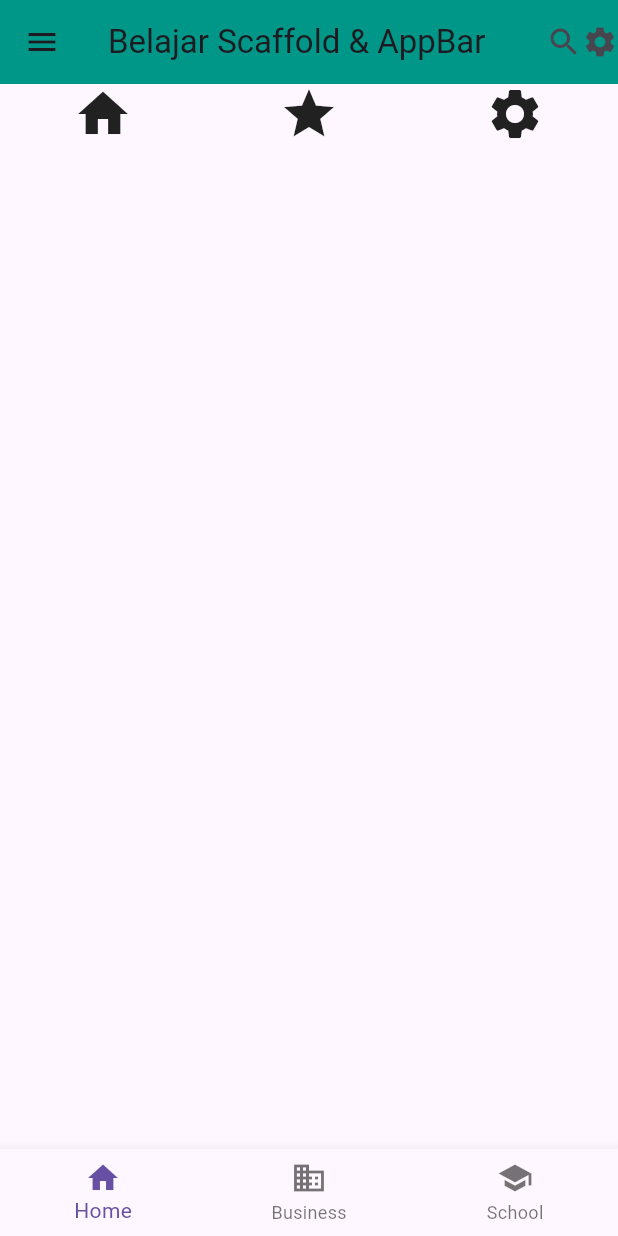
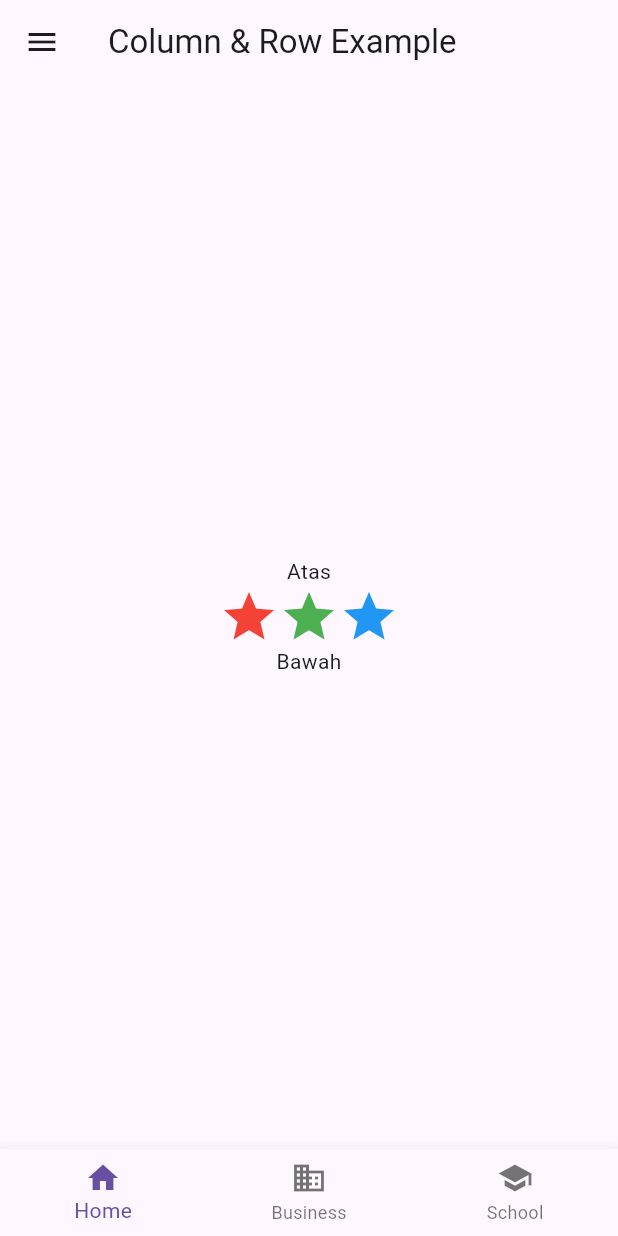
Before and after one commit to Alyaajeng/pem_mobile, a Flutter app: the screen it shows after launch, on a phone screen of 412 x 824 dp. Run offline on Flutter 3.47's test engine with Material 3 defaults, Android fonts, the phone set to English and light mode, and no system bars; our stand-ins replace just_audio.

Commit message:
P6 - Dasar Widget Column & Row

```diff
--- a/flutter/pertemuan6/pertemuan6/lib/main.dart
+++ b/flutter/pertemuan6/pertemuan6/lib/main.dart
@@ -11,22 +11,23 @@ class AlyaApp extends StatelessWidget {
       title: "AlyaApp",
       home: Scaffold(
         appBar: AppBar(
-          title: Text("Belajar Scaffold & AppBar"),
-          backgroundColor: Colors.teal,
-          leading: const Icon(Icons.menu),
-          actions: const [
-            Icon(Icons.search),
-            Icon(Icons.settings),
-            // Icon(Icons.more_vert),
-          ],
-        ),
-        body: Row(
-          mainAxisAlignment: MainAxisAlignment.spaceAround,
-          children: const [
-            Icon(Icons.home, size: 40),
-            Icon(Icons.star, size: 40),
-            Icon(Icons.settings, size: 40),
-          ],
+          title: Text("Column & Row Example")),
+        body: Center(
+          child: Column(
+            mainAxisAlignment: MainAxisAlignment.center,
+            children: [
+              const Text("Atas"),
+              Row(
+                mainAxisAlignment: MainAxisAlignment.center,
+                children: const [
+                  Icon(Icons.star, color: Colors.red, size: 40),
+                  Icon(Icons.star, color: Colors.green, size: 40),
+                  Icon(Icons.star, color: Colors.blue, size: 40),
+                ],
+              ),
+              const Text("Bawah"),
+            ],
+          ),
         ),
         drawer: Drawer(
           child: ListView(
```
